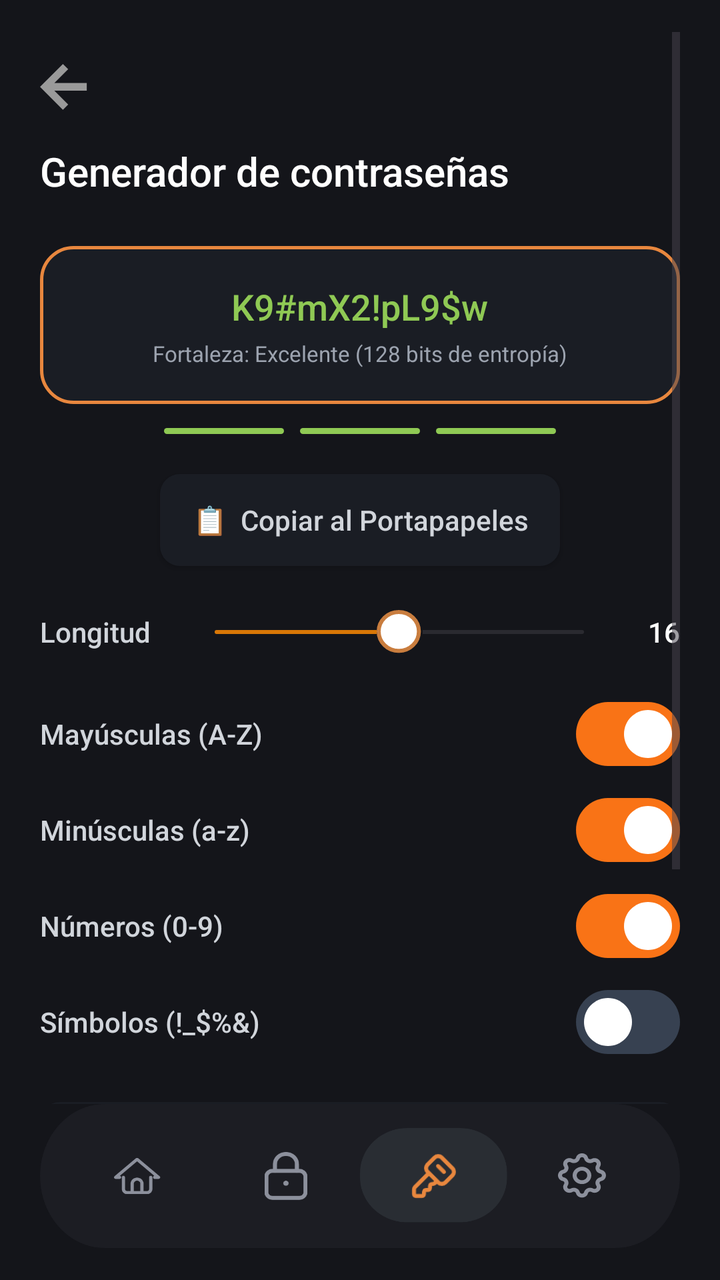
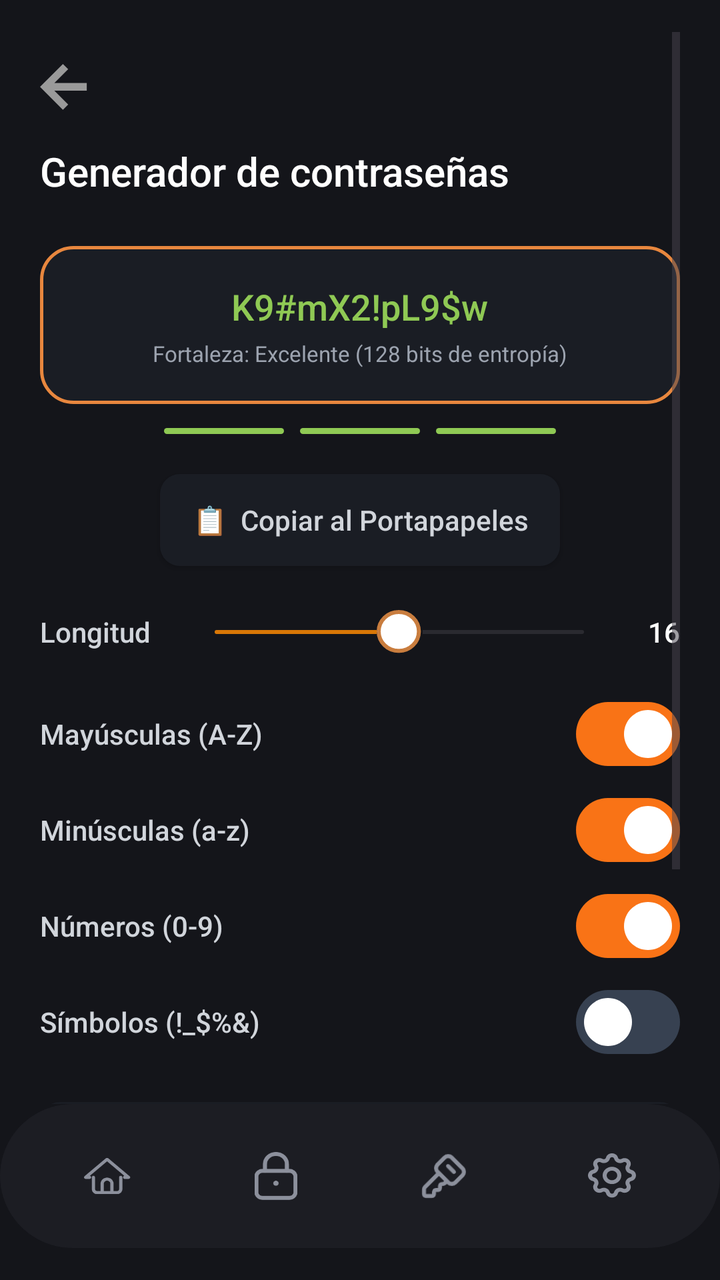

Two renders of the same Android screen: before a commit and after it. Below are the layout's source before the change and the commit's diff.
<!-- AndroidManifest.xml: application theme Theme.MyApplication -->
<!-- res/layout/activity_password_generator.xml -->
<?xml version="1.0" encoding="utf-8"?>
<androidx.constraintlayout.widget.ConstraintLayout xmlns:android="http://schemas.android.com/apk/res/android"
    xmlns:app="http://schemas.android.com/apk/res-auto"
    android:layout_width="match_parent"
    android:layout_height="match_parent"
    android:background="@color/bg_main">

    
    <ScrollView
        android:layout_width="0dp"
        android:layout_height="0dp"
        android:fillViewport="true"
        android:clipToPadding="false"
        android:paddingHorizontal="20dp"
        android:paddingTop="16dp"
        android:paddingBottom="24dp"
        app:layout_constraintTop_toTopOf="parent"
        app:layout_constraintBottom_toTopOf="@+id/bottomNavContainer"
        app:layout_constraintStart_toStartOf="parent"
        app:layout_constraintEnd_toEndOf="parent">

        <LinearLayout
            android:layout_width="match_parent"
            android:layout_height="wrap_content"
            android:orientation="vertical">

            
            <TextView
                android:layout_width="wrap_content"
                android:layout_height="wrap_content"
                android:layout_marginTop="56dp"
                android:layout_marginBottom="24dp"
                android:fontFamily="sans-serif-medium"
                android:text="Generador de contraseñas"
                android:textColor="#FFFFFF"
                android:textSize="20sp" />

            
            <LinearLayout
                android:layout_width="match_parent"
                android:layout_height="wrap_content"
                android:layout_marginBottom="12dp"
                android:background="@drawable/bg_card_password_border"
                android:gravity="center"
                android:orientation="vertical"
                android:paddingHorizontal="16dp"
                android:paddingVertical="18dp">

                <TextView
                    android:id="@+id/tvGeneratedPassword"
                    android:layout_width="wrap_content"
                    android:layout_height="wrap_content"
                    android:layout_marginBottom="4dp"
                    android:fontFamily="sans-serif-medium"
                    android:text="K9#mX2!pL9$w"
                    android:textColor="#8FC954"
                    android:textSize="18sp" />

                <TextView
                    android:id="@+id/tvStrengthLabel"
                    android:layout_width="wrap_content"
                    android:layout_height="wrap_content"
                    android:fontFamily="sans-serif"
                    android:text="Fortaleza: Excelente (128 bits de entropía)"
                    android:textColor="#9CA3AF"
                    android:textSize="11sp" />
            </LinearLayout>

            
            <LinearLayout
                android:layout_width="match_parent"
                android:layout_height="wrap_content"
                android:layout_marginBottom="20dp"
                android:gravity="center"
                android:orientation="horizontal">

                <View
                    android:id="@+id/viewBar1"
                    android:layout_width="60dp"
                    android:layout_height="3dp"
                    android:layout_marginEnd="8dp"
                    android:background="@drawable/bg_strength_bar_thin" />

                <View
                    android:id="@+id/viewBar2"
                    android:layout_width="60dp"
                    android:layout_height="3dp"
                    android:layout_marginEnd="8dp"
                    android:background="@drawable/bg_strength_bar_thin" />

                <View
                    android:id="@+id/viewBar3"
                    android:layout_width="60dp"
                    android:layout_height="3dp"
                    android:background="@drawable/bg_strength_bar_thin" />
            </LinearLayout>

            
            <androidx.appcompat.widget.AppCompatButton
                android:id="@+id/btnCopy"
                android:layout_width="200dp"
                android:layout_height="46dp"
                android:layout_gravity="center"
                android:layout_marginBottom="22dp"
                android:background="@drawable/bg_card_rounded"
                android:fontFamily="sans-serif-medium"
                android:text="📋  Copiar al Portapapeles"
                android:textAllCaps="false"
                android:textColor="#D1D5DB"
                android:textSize="14sp" />

            
            <LinearLayout
                android:layout_width="match_parent"
                android:layout_height="wrap_content"
                android:layout_marginBottom="24dp"
                android:gravity="center_vertical"
                android:orientation="horizontal">

                <TextView
                    android:layout_width="wrap_content"
                    android:layout_height="wrap_content"
                    android:fontFamily="sans-serif-medium"
                    android:text="Longitud"
                    android:textColor="#D1D5DB"
                    android:textSize="14sp" />

                <SeekBar
                    android:id="@+id/seekBarLength"
                    android:layout_width="0dp"
                    android:layout_height="wrap_content"
                    android:layout_marginStart="16dp"
                    android:layout_marginEnd="16dp"
                    android:layout_weight="1"
                    android:max="32"
                    android:minHeight="2dp"
                    android:maxHeight="2dp"
                    android:progress="16"
                    android:progressDrawable="@drawable/bg_seekbar_thick"
                    android:thumb="@drawable/vector_5" />

                <TextView
                    android:id="@+id/tvLengthValue"
                    android:layout_width="wrap_content"
                    android:layout_height="wrap_content"
                    android:fontFamily="sans-serif-medium"
                    android:text="16"
                    android:textColor="#FFFFFF"
                    android:textSize="14sp" />
            </LinearLayout>

            
            <LinearLayout
                android:layout_width="match_parent"
                android:layout_height="wrap_content"
                android:layout_marginBottom="24dp"
                android:orientation="vertical">

                
                <LinearLayout
                    android:layout_width="match_parent"
                    android:layout_height="wrap_content"
                    android:layout_marginBottom="16dp"
                    android:gravity="center_vertical"
                    android:orientation="horizontal">

                    <TextView
                        android:layout_width="0dp"
                        android:layout_height="wrap_content"
                        android:layout_weight="1"
                        android:fontFamily="sans-serif-medium"
                        android:text="Mayúsculas (A-Z)"
                        android:textColor="#D1D5DB"
                        android:textSize="14sp" />

                    <androidx.appcompat.widget.SwitchCompat
                        android:id="@+id/switchUppercase"
                        android:layout_width="52dp"
                        android:layout_height="32dp"
                        android:checked="true"
                        android:background="@drawable/switch_custom_selector"
                        android:thumb="@null"
                        app:track="@null" />
                </LinearLayout>

                
                <LinearLayout
                    android:layout_width="match_parent"
                    android:layout_height="wrap_content"
                    android:layout_marginBottom="16dp"
                    android:gravity="center_vertical"
                    android:orientation="horizontal">

                    <TextView
                        android:layout_width="0dp"
                        android:layout_height="wrap_content"
                        android:layout_weight="1"
                        android:fontFamily="sans-serif-medium"
                        android:text="Minúsculas (a-z)"
                        android:textColor="#D1D5DB"
                        android:textSize="14sp" />

                    <androidx.appcompat.widget.SwitchCompat
                        android:id="@+id/switchLowercase"
                        android:layout_width="52dp"
                        android:layout_height="32dp"
                        android:checked="true"
                        android:background="@drawable/switch_custom_selector"
                        android:thumb="@null"
                        app:track="@null" />
                </LinearLayout>

                
                <LinearLayout
                    android:layout_width="match_parent"
                    android:layout_height="wrap_content"
                    android:layout_marginBottom="16dp"
                    android:gravity="center_vertical"
                    android:orientation="horizontal">

                    <TextView
                        android:layout_width="0dp"
                        android:layout_height="wrap_content"
                        android:layout_weight="1"
                        android:fontFamily="sans-serif-medium"
                        android:text="Números (0-9)"
                        android:textColor="#D1D5DB"
                        android:textSize="14sp" />

                    <androidx.appcompat.widget.SwitchCompat
                        android:id="@+id/switchNumbers"
                        android:layout_width="52dp"
                        android:layout_height="32dp"
                        android:checked="true"
                        android:background="@drawable/switch_custom_selector"
                        android:thumb="@null"
                        app:track="@null" />
                </LinearLayout>

                
                <LinearLayout
                    android:layout_width="match_parent"
                    android:layout_height="wrap_content"
                    android:gravity="center_vertical"
                    android:orientation="horizontal">

                    <TextView
                        android:layout_width="0dp"
                        android:layout_height="wrap_content"
                        android:layout_weight="1"
                        android:fontFamily="sans-serif-medium"
                        android:text="Símbolos (!_$%&amp;)"
                        android:textColor="#D1D5DB"
                        android:textSize="14sp" />

                    <androidx.appcompat.widget.SwitchCompat
                        android:id="@+id/switchSymbols"
                        android:layout_width="52dp"
                        android:layout_height="32dp"
                        android:background="@drawable/switch_custom_selector"
                        android:thumb="@null"
                        app:track="@null" />
                </LinearLayout>
            </LinearLayout>

            
            <androidx.appcompat.widget.AppCompatButton
                android:id="@+id/btnGenerateNew"
                android:layout_width="match_parent"
                android:layout_height="48dp"
                android:layout_marginBottom="12dp"
                android:background="@drawable/bg_card_rounded"
                android:fontFamily="sans-serif-medium"
                android:text="Generar de nuevo"
                android:textAllCaps="false"
                android:textColor="#D1D5DB"
                android:textSize="14sp" />

            <androidx.appcompat.widget.AppCompatButton
                android:id="@+id/btnAcceptPassword"
                android:layout_width="match_parent"
                android:layout_height="48dp"
                android:layout_marginBottom="16dp"
                android:background="@drawable/bg_button_orange"
                android:fontFamily="sans-serif-medium"
                android:text="Continuar con esta contraseña"
                android:textAllCaps="false"
                android:textColor="#121212"
                android:textSize="14sp" />

        </LinearLayout>
    </ScrollView>

    
    <ImageView
        android:id="@+id/btnBack"
        android:layout_width="24dp"
        android:layout_height="24dp"
        android:layout_marginStart="20dp"
        android:layout_marginTop="32dp"
        android:contentDescription="Volver"
        android:src="@drawable/flecha"
        app:layout_constraintStart_toStartOf="parent"
        app:layout_constraintTop_toTopOf="parent" />

    
    <LinearLayout
        android:id="@+id/bottomNavContainer"
        android:layout_width="0dp"
        android:layout_height="72dp"
        android:layout_marginHorizontal="20dp"
        android:layout_marginBottom="16dp"
        android:background="@drawable/bg_bottom_nav"
        android:elevation="8dp"
        android:gravity="center_vertical"
        android:orientation="horizontal"
        android:paddingHorizontal="12dp"
        app:layout_constraintBottom_toBottomOf="parent"
        app:layout_constraintStart_toStartOf="parent"
        app:layout_constraintEnd_toEndOf="parent">

        
        <LinearLayout
            android:id="@+id/btnNavHome"
            android:layout_width="0dp"
            android:layout_height="48dp"
            android:layout_weight="1"
            android:clickable="true"
            android:focusable="true"
            android:gravity="center"
            android:orientation="horizontal">

            <ImageView
                android:layout_width="24dp"
                android:layout_height="24dp"
                android:src="@drawable/ic_home"
                app:tint="#8C909C" />
        </LinearLayout>

        
        <LinearLayout
            android:id="@+id/btnNavLock"
            android:layout_width="0dp"
            android:layout_height="48dp"
            android:layout_weight="1"
            android:clickable="true"
            android:focusable="true"
            android:gravity="center"
            android:orientation="horizontal">

            <ImageView
                android:layout_width="24dp"
                android:layout_height="24dp"
                android:src="@drawable/ic_lock"
                app:tint="#8C909C" />
        </LinearLayout>

        
        <LinearLayout
            android:layout_width="0dp"
            android:layout_height="48dp"
            android:layout_weight="1"
            android:background="@drawable/bg_nav_pill_active"
            android:gravity="center"
            android:orientation="horizontal">

            <ImageView
                android:layout_width="24dp"
                android:layout_height="24dp"
                android:src="@drawable/ic_key"
                app:tint="#E8873E" />
        </LinearLayout>

        
        <LinearLayout
            android:id="@+id/btnNavSettings"
            android:layout_width="0dp"
            android:layout_height="48dp"
            android:layout_weight="1"
            android:clickable="true"
            android:focusable="true"
            android:gravity="center"
            android:orientation="horizontal">

            <ImageView
                android:layout_width="24dp"
                android:layout_height="24dp"
                android:src="@drawable/ic_settings"
                app:tint="#8C909C" />
        </LinearLayout>
    </LinearLayout>

</androidx.constraintlayout.widget.ConstraintLayout>
<!-- resources referenced by this layout -->
<resources>
  <color name="bg_main">#14151A</color>
  <!-- drawable bg_bottom_nav (drawable) -->
  <vector xmlns:android="http://schemas.android.com/apk/res/android"
      android:width="372dp"
      android:height="75dp"
      android:viewportWidth="372"
      android:viewportHeight="75">
    <path
        android:pathData="M334.58,0H37.42C16.75,0 0,16.79 0,37.5C0,58.21 16.75,75 37.42,75H334.58C355.25,75 372,58.21 372,37.5C372,16.79 355.25,0 334.58,0Z"
        android:fillColor="#1C1D23"/>
  </vector>
  <!-- drawable bg_button_orange (drawable) -->
  <?xml version="1.0" encoding="utf-8"?>
  <shape xmlns:android="http://schemas.android.com/apk/res/android"
      android:shape="rectangle">
      <solid android:color="#E8873E" />
      <corners android:radius="10dp" />
  </shape>
  <!-- drawable bg_card_password_border (drawable) -->
  <?xml version="1.0" encoding="utf-8"?>
  <shape xmlns:android="http://schemas.android.com/apk/res/android"
      android:shape="rectangle">
      <solid android:color="#1A1D24" />
      <stroke android:width="1.5dp" android:color="#E8873E" />
      <corners android:radius="16dp" />
  </shape>
  <!-- drawable bg_card_rounded (drawable) -->
  <?xml version="1.0" encoding="utf-8"?>
  <shape xmlns:android="http://schemas.android.com/apk/res/android"
      android:shape="rectangle">
      <solid android:color="#1A1D24" />
      <corners android:radius="10dp" />
  </shape>
  <!-- drawable bg_nav_pill_active (drawable) -->
  <vector xmlns:android="http://schemas.android.com/apk/res/android"
      android:width="71dp"
      android:height="45dp"
      android:viewportWidth="71"
      android:viewportHeight="45">
    <path
        android:pathData="M47.816,0H22.713C10.169,0 0,9.403 0,21.001V23.212C0,34.811 10.169,44.213 22.713,44.213H47.816C60.36,44.213 70.529,34.811 70.529,23.212V21.001C70.529,9.403 60.36,0 47.816,0Z"
        android:fillColor="#292D33"/>
  </vector>
  <!-- drawable bg_strength_bar_thin (drawable) -->
  <?xml version="1.0" encoding="utf-8"?>
  <shape xmlns:android="http://schemas.android.com/apk/res/android"
      android:shape="rectangle">
  
      
      <size android:height="5dp" />
  
      <solid android:color="#8FC954" />
      <corners android:radius="2dp" />
  </shape>
  <!-- drawable flecha (drawable) -->
  <vector xmlns:android="http://schemas.android.com/apk/res/android"
      android:width="15dp"
      android:height="15dp"
      android:viewportWidth="15"
      android:viewportHeight="15">
    <path
        android:pathData="M7.159,14.318L0,7.159L7.159,-0L8.807,1.633L4.482,5.959H14.616V8.359H4.482L8.807,12.677L7.159,14.318Z"
        android:fillColor="#9A9A9A"/>
  </vector>
  <!-- drawable switch_custom_selector (drawable) -->
  <?xml version="1.0" encoding="utf-8"?>
  <selector xmlns:android="http://schemas.android.com/apk/res/android">
      <item android:state_checked="true" android:drawable="@drawable/switch_checked" />
      <item android:state_checked="false" android:drawable="@drawable/switch_unchecked" />
  </selector>
  <!-- drawable vector_5 (drawable) -->
  <vector xmlns:android="http://schemas.android.com/apk/res/android"
      android:width="23dp"
      android:height="22dp"
      android:viewportWidth="23"
      android:viewportHeight="22">
    <path
        android:pathData="M11.05,20.447C16.601,20.447 21.1,16.094 21.1,10.723C21.1,5.353 16.601,1 11.05,1C5.5,1 1,5.353 1,10.723C1,16.094 5.5,20.447 11.05,20.447Z"
        android:strokeWidth="2"
        android:fillColor="#ffffff"
        android:strokeColor="#C97D3E"/>
  </vector>
  <style name="Theme.MyApplication" parent="Base.Theme.MyApplication" />
  <style name="Base.Theme.MyApplication" parent="Theme.Material3.DayNight.NoActionBar">
          <item name="android:windowBackground">#000000</item>
      </style>
  <!-- unchanged entries left out for length: 7 -->
</resources>

<!-- the commit's change to res/layout/activity_password_generator.xml (unified diff, before → after) -->
@@ -304,90 +304,106 @@
         app:layout_constraintTop_toTopOf="parent" />
 
     
+    <include
+        android:id="@+id/bottomNavContainer"
+        layout="@layout/layout_bottom_nav"
+        android:layout_width="0dp"
+        android:layout_height="72dp"
+        android:layout_marginBottom="16dp"
+        app:layout_constraintBottom_toBottomOf="parent"
+        app:layout_constraintEnd_toEndOf="parent"
+        app:layout_constraintStart_toStartOf="parent" />
+
+</androidx.constraintlayout.widget.ConstraintLayout>
+<!-- res/layout/layout_bottom_nav.xml (included above) -->
+<?xml version="1.0" encoding="utf-8"?>
+<LinearLayout xmlns:android="http://schemas.android.com/apk/res/android"
+    xmlns:app="http://schemas.android.com/apk/res-auto"
+    android:id="@+id/bottomNavContainer"
+    android:layout_width="match_parent"
+    android:layout_height="72dp"
+    android:layout_marginHorizontal="24dp"
+    android:layout_marginBottom="16dp"
+    android:background="@drawable/bg_bottom_nav"
+    android:elevation="8dp"
+    android:gravity="center_vertical"
+    android:orientation="horizontal"
+    android:paddingHorizontal="12dp">
+
+    
     <LinearLayout
-        android:id="@+id/bottomNavContainer"
-        android:layout_width="0dp"
-        android:layout_height="72dp"
-        android:layout_marginHorizontal="20dp"
-        android:layout_marginBottom="16dp"
-        android:background="@drawable/bg_bottom_nav"
-        android:elevation="8dp"
-        android:gravity="center_vertical"
-        android:orientation="horizontal"
-        android:paddingHorizontal="12dp"
-        app:layout_constraintBottom_toBottomOf="parent"
-        app:layout_constraintStart_toStartOf="parent"
-        app:layout_constraintEnd_toEndOf="parent">
-
-        
-        <LinearLayout
-            android:id="@+id/btnNavHome"
-            android:layout_width="0dp"
-            android:layout_height="48dp"
-            android:layout_weight="1"
-            android:clickable="true"
-            android:focusable="true"
-            android:gravity="center"
-            android:orientation="horizontal">
-
-            <ImageView
-                android:layout_width="24dp"
-                android:layout_height="24dp"
-                android:src="@drawable/ic_home"
-                app:tint="#8C909C" />
-        </LinearLayout>
-
-        
-        <LinearLayout
-            android:id="@+id/btnNavLock"
-            android:layout_width="0dp"
-            android:layout_height="48dp"
-            android:layout_weight="1"
-            android:clickable="true"
-            android:focusable="true"
-            android:gravity="center"
-            android:orientation="horizontal">
-
-            <ImageView
-                android:layout_width="24dp"
-                android:layout_height="24dp"
-                android:src="@drawable/ic_lock"
-                app:tint="#8C909C" />
-        </LinearLayout>
-
-        
-        <LinearLayout
-            android:layout_width="0dp"
-            android:layout_height="48dp"
-            android:layout_weight="1"
-            android:background="@drawable/bg_nav_pill_active"
-            android:gravity="center"
-            android:orientation="horizontal">
-
-            <ImageView
-                android:layout_width="24dp"
-                android:layout_height="24dp"
-                android:src="@drawable/ic_key"
-                app:tint="#E8873E" />
-        </LinearLayout>
-
-        
-        <LinearLayout
-            android:id="@+id/btnNavSettings"
-            android:layout_width="0dp"
-            android:layout_height="48dp"
-            android:layout_weight="1"
-            android:clickable="true"
-            android:focusable="true"
-            android:gravity="center"
-            android:orientation="horizontal">
-
-            <ImageView
-                android:layout_width="24dp"
-                android:layout_height="24dp"
-                android:src="@drawable/ic_settings"
-                app:tint="#8C909C" />
-        </LinearLayout>
+        android:id="@+id/btnNavHome"
+        android:layout_width="0dp"
+        android:layout_height="48dp"
+        android:layout_weight="1"
+        android:clickable="true"
+        android:focusable="true"
+        android:gravity="center"
+        android:orientation="horizontal">
+
+        <ImageView
+            android:id="@+id/ivNavHome"
+            android:layout_width="24dp"
+            android:layout_height="24dp"
+            android:src="@drawable/ic_home"
+            app:tint="#8C909C" />
     </LinearLayout>
 
-</androidx.constraintlayout.widget.ConstraintLayout>
+    
+    <LinearLayout
+        android:id="@+id/btnNavLock"
+        android:layout_width="0dp"
+        android:layout_height="48dp"
+        android:layout_weight="1"
+        android:clickable="true"
+        android:focusable="true"
+        android:gravity="center"
+        android:orientation="horizontal">
+
+        <ImageView
+            android:id="@+id/ivNavLock"
+            android:layout_width="24dp"
+            android:layout_height="24dp"
+            android:src="@drawable/ic_lock"
+            app:tint="#8C909C" />
+    </LinearLayout>
+
+    
+    <LinearLayout
+        android:id="@+id/btnNavKey"
+        android:layout_width="0dp"
+        android:layout_height="48dp"
+        android:layout_weight="1"
+        android:clickable="true"
+        android:focusable="true"
+        android:gravity="center"
+        android:orientation="horizontal">
+
+        <ImageView
+            android:id="@+id/ivNavKey"
+            android:layout_width="24dp"
+            android:layout_height="24dp"
+            android:src="@drawable/ic_key"
+            app:tint="#8C909C" />
+    </LinearLayout>
+
+    
+    <LinearLayout
+        android:id="@+id/btnNavSettings"
+        android:layout_width="0dp"
+        android:layout_height="48dp"
+        android:layout_weight="1"
+        android:clickable="true"
+        android:focusable="true"
+        android:gravity="center"
+        android:orientation="horizontal">
+
+        <ImageView
+            android:id="@+id/ivNavSettings"
+            android:layout_width="24dp"
+            android:layout_height="24dp"
+            android:src="@drawable/ic_settings"
+            app:tint="#8C909C" />
+    </LinearLayout>
+
+</LinearLayout>
<!-- resource entries referenced after the edit -->
@@ -33,16 +33,6 @@
       <solid android:color="#1A1D24" />
       <corners android:radius="10dp" />
   </shape>
-  <!-- drawable bg_nav_pill_active (drawable) -->
-  <vector xmlns:android="http://schemas.android.com/apk/res/android"
-      android:width="71dp"
-      android:height="45dp"
-      android:viewportWidth="71"
-      android:viewportHeight="45">
-    <path
-        android:pathData="M47.816,0H22.713C10.169,0 0,9.403 0,21.001V23.212C0,34.811 10.169,44.213 22.713,44.213H47.816C60.36,44.213 70.529,34.811 70.529,23.212V21.001C70.529,9.403 60.36,0 47.816,0Z"
-        android:fillColor="#292D33"/>
-  </vector>
   <!-- drawable bg_strength_bar_thin (drawable) -->
   <?xml version="1.0" encoding="utf-8"?>
   <shape xmlns:android="http://schemas.android.com/apk/res/android"
